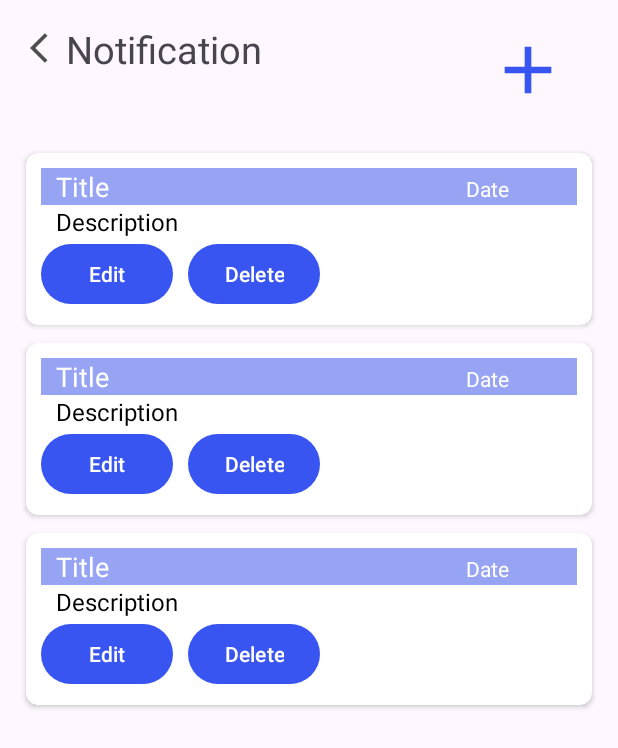
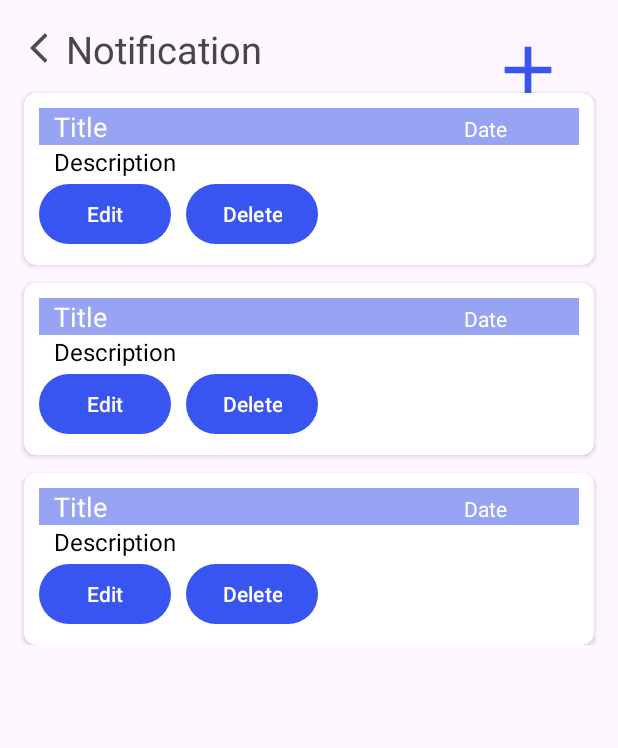
Before and after one commit to Jeksper00/Assignment, an Android app: the layout admin_fragment_notification_view.xml on its own in the app's theme, with its tools: preview values and no code run, on a phone screen of 412 x 824 dp. Shown: the top 748 px of the screen. Run offline under Robolectric (Android 15) with nearby library versions, the phone set to English and light mode, and no system bars.

Commit message:
27/9/2023 5：17AM

```diff
--- a/app/src/main/java/com/example/assignment/Adapter/NotificationAdapter.kt
+++ b/app/src/main/java/com/example/assignment/Adapter/NotificationAdapter.kt
@@ -17,7 +17,7 @@ import com.example.assignment.Model.Notification
 import com.example.assignment.R
 import com.google.firebase.firestore.FirebaseFirestore
 
-class NotificationAdapter(private val context: Context, private val fragmentManager: FragmentManager,
+    class NotificationAdapter(private val context: Context, private val fragmentManager: FragmentManager,
                           public var notificationList: MutableList<Notification>) :
     RecyclerView.Adapter<NotificationAdapter.ViewHolder>() {
 
--- a/app/src/main/res/layout/admin_fragment_feedback_view.xml
+++ b/app/src/main/res/layout/admin_fragment_feedback_view.xml
@@ -28,6 +28,8 @@
             android:layout_height="match_parent"
 
             android:layout_marginTop="70dp"
+            android:layout_marginBottom="80dp"
+            app:layout_constraintBottom_toBottomOf="parent"
             app:layout_constraintEnd_toEndOf="parent"
             app:layout_constraintStart_toStartOf="parent"
             app:layout_constraintTop_toBottomOf="@+id/textView6"
--- a/app/src/main/res/layout/admin_fragment_notification_view.xml
+++ b/app/src/main/res/layout/admin_fragment_notification_view.xml
@@ -3,13 +3,13 @@
     xmlns:app="http://schemas.android.com/apk/res-auto"
     xmlns:tools="http://schemas.android.com/tools"
     android:layout_width="match_parent"
-    android:layout_height="match_parent"
+    android:layout_height="wrap_content"
     android:theme="@style/Theme.Admin"
     tools:context=".AdminFragment.AdminNotificationViewFragment">
 
     <androidx.constraintlayout.widget.ConstraintLayout
         android:layout_width="match_parent"
-        android:layout_height="match_parent">
+        android:layout_height="wrap_content">
 
         <TextView
             android:id="@+id/textView8"
@@ -20,16 +20,6 @@
             android:textSize="@dimen/titleTextSize"
             app:layout_constraintStart_toEndOf="@+id/admin_notification_view_backButton"
             app:layout_constraintTop_toTopOf="parent" />
-
-        <androidx.recyclerview.widget.RecyclerView
-            android:id="@+id/adminNotificationRecycler"
-            android:layout_width="409dp"
-            android:layout_height="710dp"
-            android:layout_marginTop="40dp"
-            app:layout_constraintEnd_toEndOf="parent"
-            app:layout_constraintStart_toStartOf="parent"
-            app:layout_constraintTop_toBottomOf="@+id/textView8"
-            tools:listitem="@layout/layout_notification_list_admin" />
 
         <ImageView
             android:id="@+id/admin_notification_view_backButton"
@@ -51,6 +41,18 @@
             app:layout_constraintEnd_toEndOf="parent"
             app:layout_constraintTop_toTopOf="parent" />
 
+        <androidx.recyclerview.widget.RecyclerView
+            android:id="@+id/adminNotificationRecycler"
+            android:layout_width="match_parent"
+            android:layout_height="match_parent"
+            android:layout_marginTop="50dp"
+            android:layout_marginBottom="80dp"
+            app:layout_constraintBottom_toBottomOf="parent"
+            app:layout_constraintEnd_toEndOf="parent"
+            app:layout_constraintStart_toStartOf="parent"
+            app:layout_constraintTop_toTopOf="parent"
+            tools:listitem="@layout/layout_notification_list_admin" />
+
 
     </androidx.constraintlayout.widget.ConstraintLayout>
 </FrameLayout>
```
Also changed, not shown: app/src/main/java/com/example/assignment/UserFragment/UserFeedbackInputFragment.kt (+12 -2 lines), app/src/main/java/com/example/assignment/UserFragment/UserHomeActivityViewFragment.kt (+10 -2 lines), app/src/main/res/layout/layout_donation_dialog.xml (+20 -0 lines).
